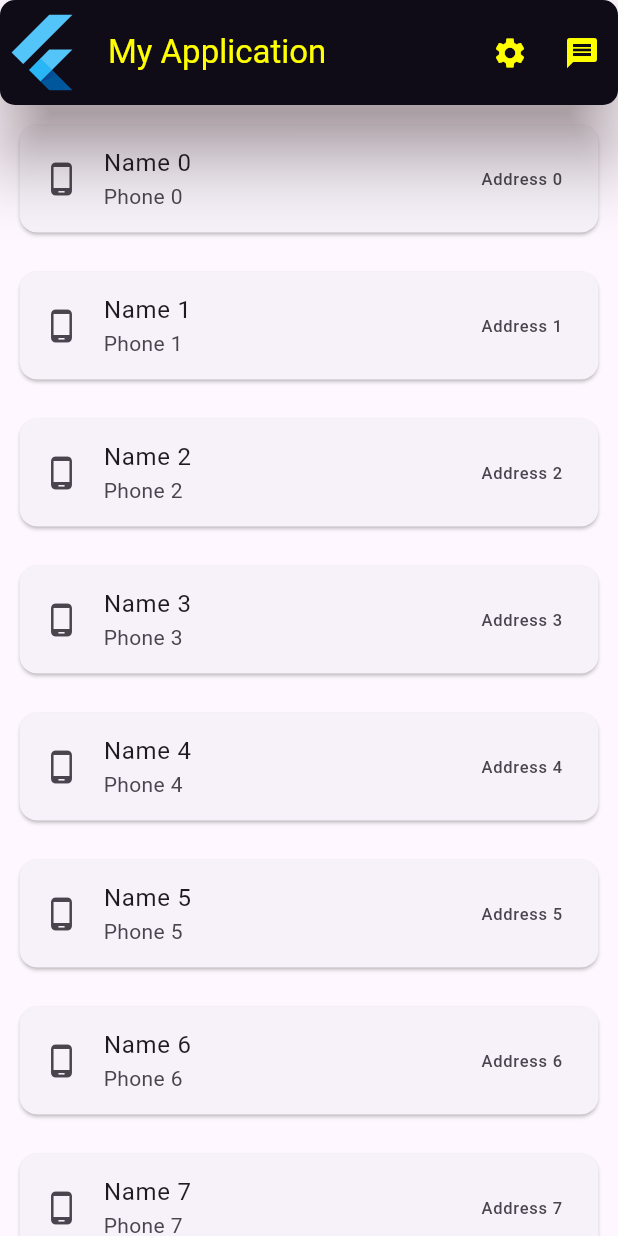
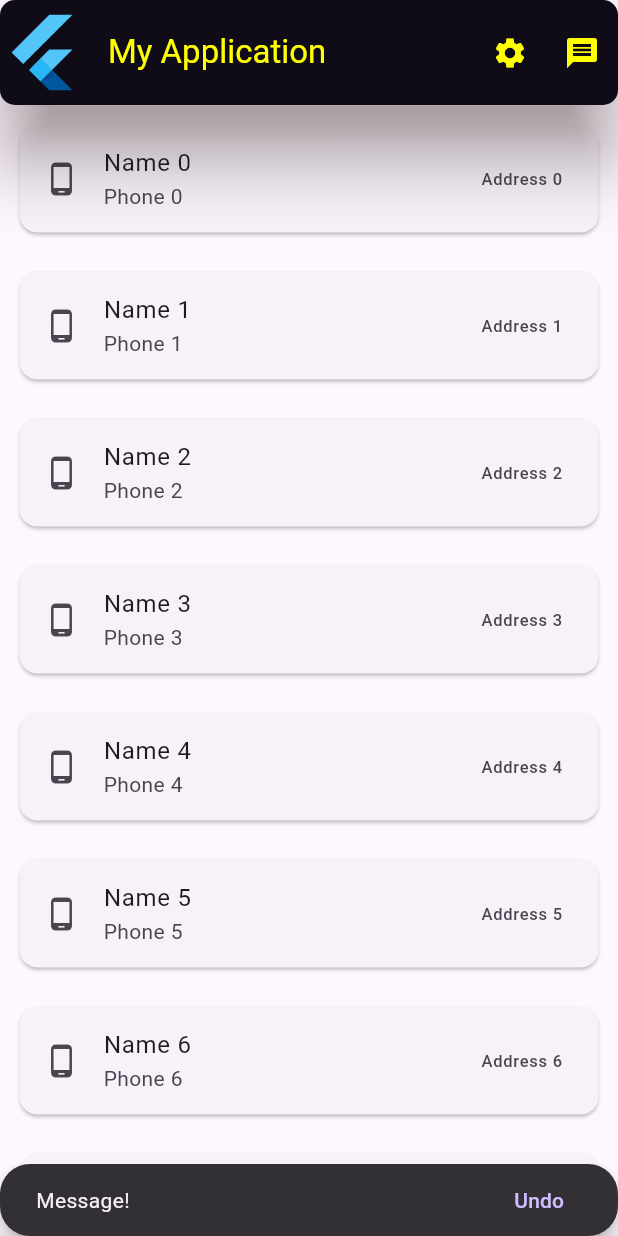
Before and after one commit to MyintThanTun/Ruby-Training, a Flutter app: the screen it shows after launch, after a tap on the "message" icon, on a phone screen of 412 x 824 dp. Run offline on Flutter 3.47's test engine with Material 3 defaults, Android fonts, the phone set to English and light mode, and no system bars; missing offline and left inert: dart:html; project files that could hold a hidden picture were left out.

```diff
--- a/lib/main.dart
+++ b/lib/main.dart
@@ -43,7 +43,20 @@ class MyApp extends StatelessWidget {
                   ));
                 },
                 icon: const Icon(Icons.settings)),
-            IconButton(onPressed: () {}, icon: const Icon(Icons.message)),
+            IconButton(
+                onPressed: () {
+                  ScaffoldMessenger.of(context).showSnackBar(SnackBar(
+                    shape: RoundedRectangleBorder(
+                        borderRadius: BorderRadius.circular(20)),
+                    content: const Text('Message!'),
+                    duration: const Duration(milliseconds: 500),
+                    action: SnackBarAction(
+                      label: 'Undo',
+                      onPressed: () {},
+                    ),
+                  ));
+                },
+                icon: const Icon(Icons.message)),
           ],
           shape:
               RoundedRectangleBorder(borderRadius: BorderRadius.circular(10)),
```
